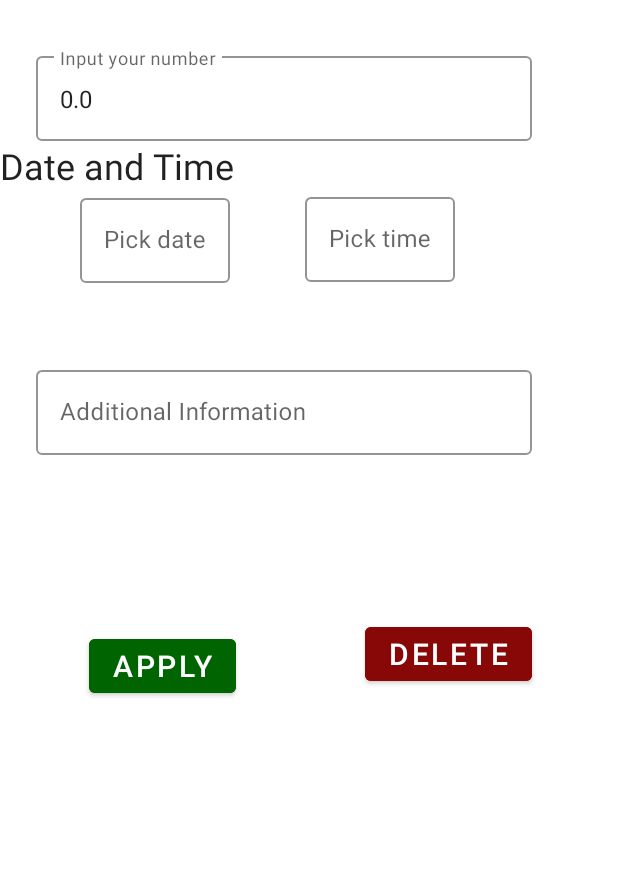
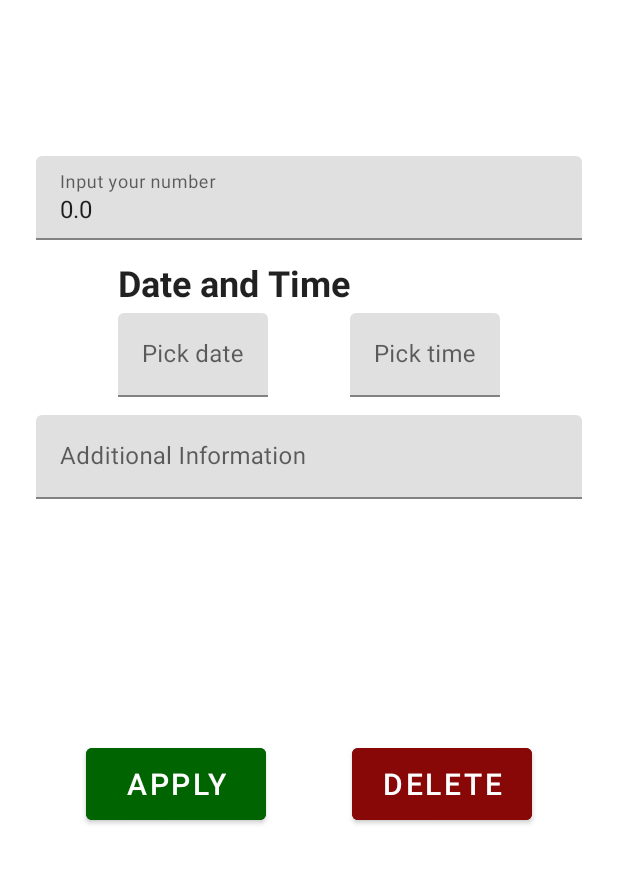
Before and after one commit to AlexKubrick/DiabetesApp, an Android app: the screen it shows after launch (MainActivity), after a tap on "ADD", on a phone screen of 412 x 824 dp, the part 84-968 px from its top. Run offline under Robolectric (Android 15) with nearby library versions, the phone set to English and light mode, and no system bars; our stand-ins replace Room's generated code; 1 statement that could not run was skipped.

Commit message:
date and time, design, sugarLevel

```diff
--- a/app/src/main/java/ru/alexkubrick/android/diabetesapp/presentation/dateDetail/DataDetailFragment.kt
+++ b/app/src/main/java/ru/alexkubrick/android/diabetesapp/presentation/dateDetail/DataDetailFragment.kt
@@ -70,19 +70,19 @@ class DataDetailFragment : Fragment() {
             dataDetailViewModel.updateData { it.copy(date = newDate) }
         }
 
-        binding.edSugarLevel.addTextChangedListener(object : TextWatcher {
+        binding.sugarLevel.addTextChangedListener(object : TextWatcher {
             override fun onTextChanged(s: CharSequence, start: Int, before: Int, count: Int) {}
 
             override fun beforeTextChanged(s: CharSequence, start: Int, count: Int, after: Int) {}
 
             override fun afterTextChanged(s: Editable) {
-                val str = binding.edSugarLevel.text.toString()
+                val str = binding.sugarLevel.text.toString()
                 if (str.isEmpty()) return
                 val str2 = perfectDecimal(str)
 
                 if (str2 != str) {
-                    binding.edSugarLevel.setText(str2)
-                    binding.edSugarLevel.setSelection(str2.length)
+                    binding.sugarLevel.setText(str2)
+                    binding.sugarLevel.setSelection(str2.length)
                 }
             }
         })
@@ -95,17 +95,14 @@ class DataDetailFragment : Fragment() {
 
     private fun updateUi(sugarData: SugarData) {
         binding.apply {
-            edSugarLevel.setText(sugarData.sugarLevel.toString())
-            edDescription.setText(sugarData.desc)
+            sugarLevel.setText(sugarData.sugarLevel.toString())
+            description.setText(sugarData.desc)
 
-            edPickDate.transformIntoDatePicker(requireContext(), "yyyy-MM-dd")
+            datePicker.transformIntoDatePicker(requireContext(), "yyyy-MM-dd")
 
-           edPickTime.setOnClickListener {
-                val timePickerFragment = TimePickerFragment()
-                timePickerFragment.show(parentFragmentManager, null)
-            }
+           timePicker.transformIntoTimePicker(requireContext(), "00:00")
 
-            binding.bDelete.setOnClickListener {
+            binding.btnDelete.setOnClickListener {
                 viewLifecycleOwner.lifecycleScope.launch {
                     dataDetailViewModel.deleteDataById(dataId)
                 }
@@ -115,12 +112,12 @@ class DataDetailFragment : Fragment() {
     }
 
     private fun updateAndSaveData() {
-        binding.bApply.setOnClickListener {
+        binding.btnApply.setOnClickListener {
             dataDetailViewModel.updateData { oldData ->
                 var sugarLevel = 0.0F
-                val description = binding.edDescription.text.toString()
+                val description = binding.description.text.toString()
                 try {
-                    sugarLevel = binding.edSugarLevel.text.toString().toFloat()
+                    sugarLevel = binding.sugarLevel.text.toString().toFloat()
                 } catch (e: Exception) {
 
                 }
@@ -170,6 +167,17 @@ class DataDetailFragment : Fragment() {
         }
     }
 
+    private fun EditText.transformIntoTimePicker(context: Context, format: String) {
+        isFocusableInTouchMode = false
+        isClickable = true
+        isFocusable = false
+
+        setOnClickListener {
+            val timePickerFragment = TimePickerFragment()
+            timePickerFragment.show(parentFragmentManager, null)
+        }
+    }
+
     companion object {
         private const val ARG_DATA_ID = "dataId"
         private const val MAX_BEFORE_POINT = 3
--- a/app/src/main/res/layout/fragment_data_detail.xml
+++ b/app/src/main/res/layout/fragment_data_detail.xml
@@ -5,14 +5,19 @@
     android:layout_width="match_parent"
     android:layout_height="match_parent">
 
-    <com.google.android.material.textfield.TextInputLayout
-        android:id="@+id/layoutEdSugarLevel"
-        style="@style/Widget.MyApp.TextInputLayout"
+    <androidx.constraintlayout.widget.ConstraintLayout
+        android:id="@+id/dataLayout"
         android:layout_width="match_parent"
         android:layout_height="wrap_content"
-        android:layout_marginStart="24dp"
-        android:layout_marginTop="32dp"
-        android:layout_marginEnd="57dp"
+        android:layout_marginTop="80dp"
+        android:padding="24dp"
+        app:layout_constraintTop_toTopOf="parent">
+
+        <com.google.android.material.textfield.TextInputLayout
+            android:id="@+id/sugarLevelLayout"
+            style="@style/ThemeOverlay.Material3.TextInputEditText.FilledBox"
+            android:layout_width="match_parent"
+            android:layout_height="wrap_content"
             android:ems="10"
             android:hint="@string/input_your_number"
             android:inputType="numberDecimal"
@@ -22,116 +27,123 @@
             app:layout_constraintTop_toTopOf="parent">
 
             <com.google.android.material.textfield.TextInputEditText
-            android:id="@+id/edSugarLevel"
+                android:id="@+id/sugarLevel"
                 android:layout_width="match_parent"
                 android:layout_height="wrap_content"
                 android:focusable="true"
                 android:focusableInTouchMode="true" />
+
         </com.google.android.material.textfield.TextInputLayout>
 
-
         <TextView
-        android:id="@+id/tvDateAndTime"
-        android:layout_width="wrap_content"
+            android:id="@+id/timeTitle"
+            style="@style/TextAppearance.MaterialComponents.Headline5"
+            android:layout_width="0dp"
             android:layout_height="wrap_content"
+            android:layout_marginTop="12dp"
             android:text="@string/date_and_time"
-        style="@style/TextAppearance.MaterialComponents.Headline5"
-        app:layout_constraintTop_toBottomOf="@+id/layoutEdSugarLevel"
-        app:layout_constraintBottom_toTopOf="@+id/layoutEdPickDate"/>
+            android:textStyle="bold"
+            app:layout_constraintBottom_toTopOf="@id/datePickerLayout"
+            app:layout_constraintEnd_toEndOf="@id/timePickerLayout"
+            app:layout_constraintStart_toStartOf="@id/datePickerLayout"
+            app:layout_constraintTop_toBottomOf="@id/sugarLevelLayout" />
 
         <com.google.android.material.textfield.TextInputLayout
-        android:id="@+id/layoutEdPickDate"
-        style="@style/ThemeOverlay.Material3.TextInputEditText.FilledBox.Dense"
+            android:id="@+id/datePickerLayout"
+            style="@style/ThemeOverlay.Material3.TextInputEditText.OutlinedBox"
             android:layout_width="100dp"
             android:layout_height="wrap_content"
-        android:layout_marginStart="70dp"
-        android:layout_marginBottom="53dp"
+            android:layout_marginTop="4dp"
             android:hint="@string/pick_date"
-        app:layout_constraintBottom_toTopOf="@+id/layoutEdDescription"
-        app:layout_constraintEnd_toStartOf="@+id/layoutEdPickTime"
-        app:layout_constraintStart_toStartOf="parent">
+            app:layout_constraintBottom_toTopOf="@+id/descriptionLayout"
+            app:layout_constraintEnd_toStartOf="@+id/timePickerLayout"
+            app:layout_constraintStart_toStartOf="parent"
+            app:layout_constraintTop_toBottomOf="@id/timeTitle">
 
             <com.google.android.material.textfield.TextInputEditText
-            android:id="@+id/edPickDate"
+                android:id="@+id/datePicker"
                 android:layout_width="match_parent"
                 android:layout_height="wrap_content"
                 android:focusable="true"
                 android:focusableInTouchMode="true" />
+
         </com.google.android.material.textfield.TextInputLayout>
 
         <com.google.android.material.textfield.TextInputLayout
-        android:id="@+id/layoutEdPickTime"
-        style="@style/ThemeOverlay.Material3.TextInputEditText.FilledBox.Dense"
+            android:id="@+id/timePickerLayout"
+            style="@style/ThemeOverlay.Material3.TextInputEditText.OutlinedBox"
+            app:endIconDrawable="@drawable/ic_arrow_down"
             android:layout_width="100dp"
             android:layout_height="wrap_content"
-        android:layout_marginStart="50dp"
-        android:layout_marginTop="32dp"
-        android:layout_marginEnd="125dp"
-        android:layout_marginBottom="53dp"
             android:hint="@string/pick_time"
             android:textSize="20sp"
-        app:layout_constraintBottom_toTopOf="@+id/layoutEdDescription"
+            app:layout_constraintBottom_toBottomOf="@+id/datePickerLayout"
             app:layout_constraintEnd_toEndOf="parent"
-        app:layout_constraintStart_toEndOf="@+id/layoutEdPickDate"
-        app:layout_constraintTop_toBottomOf="@+id/layoutEdSugarLevel">
+            app:layout_constraintStart_toEndOf="@+id/datePickerLayout"
+            app:layout_constraintTop_toTopOf="@+id/datePickerLayout">
 
             <com.google.android.material.textfield.TextInputEditText
-            android:id="@+id/edPickTime"
+                android:id="@+id/timePicker"
                 android:layout_width="match_parent"
                 android:layout_height="wrap_content"
                 android:focusable="true"
                 android:focusableInTouchMode="true" />
+
         </com.google.android.material.textfield.TextInputLayout>
 
         <com.google.android.material.textfield.TextInputLayout
-        android:id="@+id/layoutEdDescription"
-        style="@style/Widget.MyApp.TextInputLayout"
-        android:layout_width="match_parent"
+            android:id="@+id/descriptionLayout"
+            style="@style/ThemeOverlay.Material3.TextInputEditText.FilledBox"
+            android:layout_width="0dp"
             android:layout_height="wrap_content"
-        android:layout_marginStart="24dp"
-        android:layout_marginEnd="57dp"
+            android:layout_marginTop="12dp"
             android:ems="10"
             android:hint="@string/additional_information"
             android:inputType="text"
             android:textSize="20sp"
-        app:layout_constraintBottom_toTopOf="@+id/bApply"
+            app:layout_constraintBottom_toBottomOf="parent"
             app:layout_constraintEnd_toEndOf="parent"
             app:layout_constraintStart_toStartOf="parent"
-        app:layout_constraintTop_toBottomOf="@+id/layoutEdPickDate">
+            app:layout_constraintTop_toBottomOf="@id/datePickerLayout">
 
             <com.google.android.material.textfield.TextInputEditText
-            android:id="@+id/edDescription"
+                android:id="@+id/description"
                 android:layout_width="match_parent"
                 android:layout_height="wrap_content" />
+
         </com.google.android.material.textfield.TextInputLayout>
 
+    </androidx.constraintlayout.widget.ConstraintLayout>
+
     <Button
-        android:id="@+id/bApply"
+        android:id="@+id/btnApply"
         style="@style/Widget.MaterialComponents.Button"
         android:layout_width="wrap_content"
         android:layout_height="wrap_content"
-        android:layout_marginStart="57dp"
-        android:layout_marginEnd="253dp"
-        android:layout_marginBottom="300dp"
+        android:layout_marginBottom="80dp"
         android:backgroundTint="@color/green"
+        android:minWidth="120dp"
+        android:minHeight="60dp"
         android:text="@string/apply"
         android:textSize="20sp"
         app:layout_constraintBottom_toBottomOf="parent"
-        app:layout_constraintEnd_toEndOf="parent"
-        app:layout_constraintStart_toStartOf="parent" />
+        app:layout_constraintEnd_toStartOf="@id/btnDelete"
+        app:layout_constraintStart_toStartOf="parent"
+        app:layout_constraintTop_toBottomOf="@id/dataLayout" />
 
     <Button
-        android:id="@+id/bDelete"
+        android:id="@+id/btnDelete"
         style="@style/Widget.MaterialComponents.Button"
         android:layout_width="wrap_content"
         android:layout_height="wrap_content"
-        android:layout_marginEnd="57dp"
-        android:layout_marginBottom="200dp"
         android:backgroundTint="@color/red"
+        android:minWidth="120dp"
+        android:minHeight="60dp"
         android:text="@string/delete"
         android:textSize="20sp"
-        app:layout_constraintBottom_toBottomOf="parent"
+        app:layout_constraintBottom_toBottomOf="@id/btnApply"
         app:layout_constraintEnd_toEndOf="parent"
-        app:layout_constraintTop_toBottomOf="@+id/layoutEdDescription" />
+        app:layout_constraintStart_toEndOf="@id/btnApply"
+        app:layout_constraintTop_toTopOf="@id/btnApply" />
 
 </androidx.constraintlayout.widget.ConstraintLayout>
--- a/app/src/main/res/values/themes.xml
+++ b/app/src/main/res/values/themes.xml
@@ -3,14 +3,6 @@
     <style name="Base.Theme.DiabetesApp" parent="Theme.MaterialComponents.Light.NoActionBar">
         <!-- Customize your light theme here. -->
         <item name="colorPrimary">@color/purple_500</item>
-        <item name="textInputStyle">@style/Widget.MyApp.TextInputLayout</item>
-    </style>
-
-    <style name="Widget.MyApp.TextInputLayout" parent="Widget.MaterialComponents.TextInputLayout.OutlinedBox">
-    <!-- Customize the OutlinedBox variant -->
-    <item name="boxStrokeWidth">1dp</item>
-    <item name="boxStrokeWidthFocused">2dp</item>
-    <item name="boxStrokeColor">@color/purple_500</item>
     </style>
     <style name="Theme.DiabetesApp" parent="Base.Theme.DiabetesApp" />
     <color name="purple_500">#600FE1</color>
```
Lines whose indentation alone changed are shown as unchanged.
